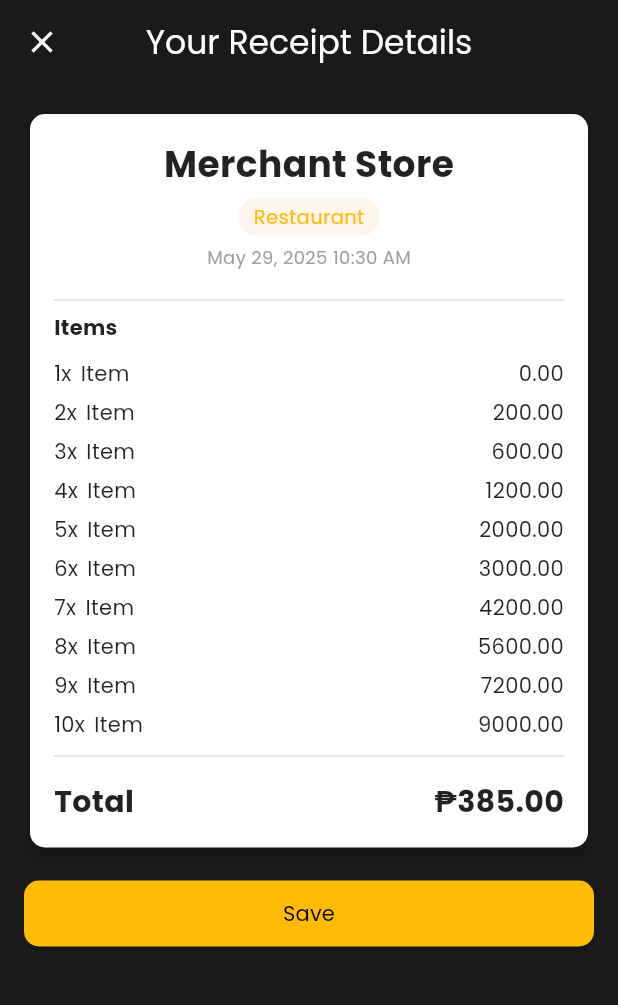
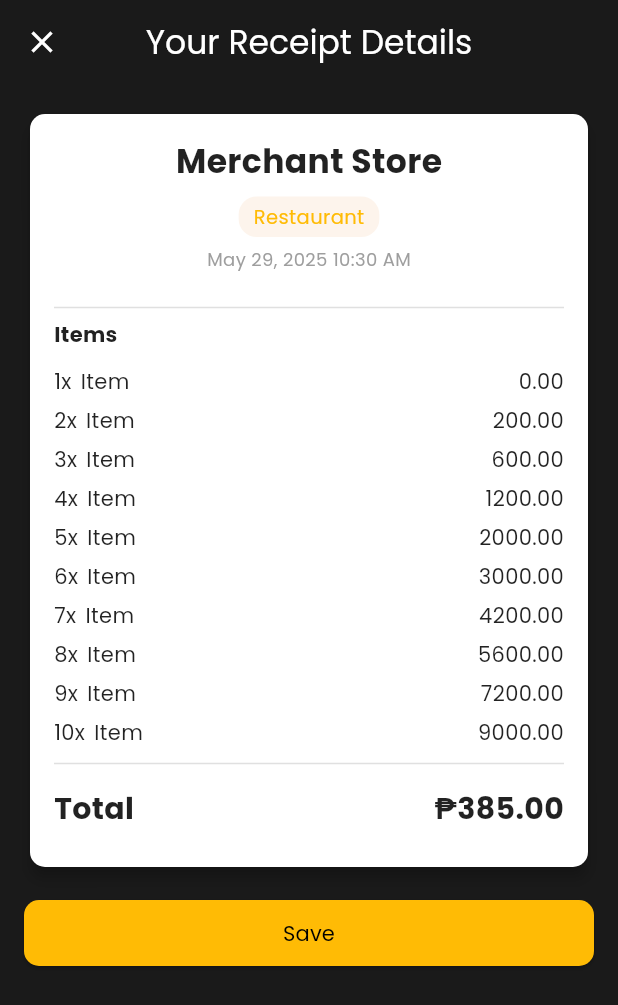
Before and after one commit to ezerssss/SpendSmart, a Flutter app: the screen it shows after launch, on a phone screen of 412 x 824 dp. Shown: the top 1005 px of the screen. Run offline on Flutter 3.47's test engine with Material 3 defaults, Android fonts, the phone set to English and light mode, and no system bars; our stand-ins replace animated_bottom_navigation_bar, cloud_firestore, confetti, connectivity_plus, firebase_auth, firebase_core and 7 more; missing offline and left inert: flutter_doc_scanner, flutter_shake_animated, openai_dart; accounts and stored records are empty.

Commit message:
[Enhancement][Olana] Form UI Enhancement

```diff
--- a/lib/receipt_page.dart
+++ b/lib/receipt_page.dart
@@ -40,17 +40,24 @@ class ReceiptForm extends StatelessWidget {
         child: Column(
           crossAxisAlignment: CrossAxisAlignment.center,
           children: [
-            Text(
+            Center(
+              child: Text(
                 receipt.businessName,
                 style: const TextStyle(
-                fontSize: 24,
+                  fontSize: 22,
                   fontWeight: FontWeight.bold,
                   color: Colors.black87,
                 ),
               ),
-            const SizedBox(height: 6),
-            Container(
-              padding: const EdgeInsets.symmetric(horizontal: 10, vertical: 3),
+            ),
+            const SizedBox(height: 8),
+
+            Center(
+              child: Container(
+                padding: const EdgeInsets.symmetric(
+                  horizontal: 10,
+                  vertical: 4,
+                ),
                 decoration: BoxDecoration(
                   color: const Color(0xFFFDF4EC),
                   borderRadius: BorderRadius.circular(12),
@@ -58,18 +65,23 @@ class ReceiptForm extends StatelessWidget {
                 child: Text(
                   receipt.category,
                   style: const TextStyle(
+                    fontSize: 13,
+                    fontWeight: FontWeight.w500,
                     color: AppColors.secondary,
-                  fontWeight: FontWeight.w500,
-                  fontSize: 13,
+                  ),
                 ),
               ),
             ),
             const SizedBox(height: 6),
-            Text(
+
+            Center(
+              child: Text(
                 DateFormat('MMM d, yyyy h:mm a').format(receiptDate),
                 style: const TextStyle(color: Colors.grey, fontSize: 12),
               ),
-            const SizedBox(height: 12),
+            ),
+            const SizedBox(height: 16),
+
             Divider(color: Colors.grey.shade300, thickness: 1),
             Align(
               alignment: Alignment.centerLeft,
@@ -78,6 +90,7 @@ class ReceiptForm extends StatelessWidget {
                 child: Text(
                   "Items",
                   style: TextStyle(
+                    fontSize: 14,
                     fontWeight: FontWeight.bold,
                     color: Colors.black87,
                   ),
@@ -126,9 +139,8 @@ class ReceiptForm extends StatelessWidget {
               ),
             ),
             Divider(color: Colors.grey.shade300, thickness: 1),
-            Padding(
-              padding: const EdgeInsets.only(top: 8),
-              child: Row(
+            const SizedBox(height: 8),
+            Row(
               mainAxisAlignment: MainAxisAlignment.spaceBetween,
               children: [
                 const Text(
@@ -162,7 +174,7 @@ class ReceiptForm extends StatelessWidget {
                 ),
               ],
             ),
-            ),
+            const SizedBox(height: 8),
           ],
         ),
       ),
```
Lines whose indentation alone changed are shown as unchanged.
